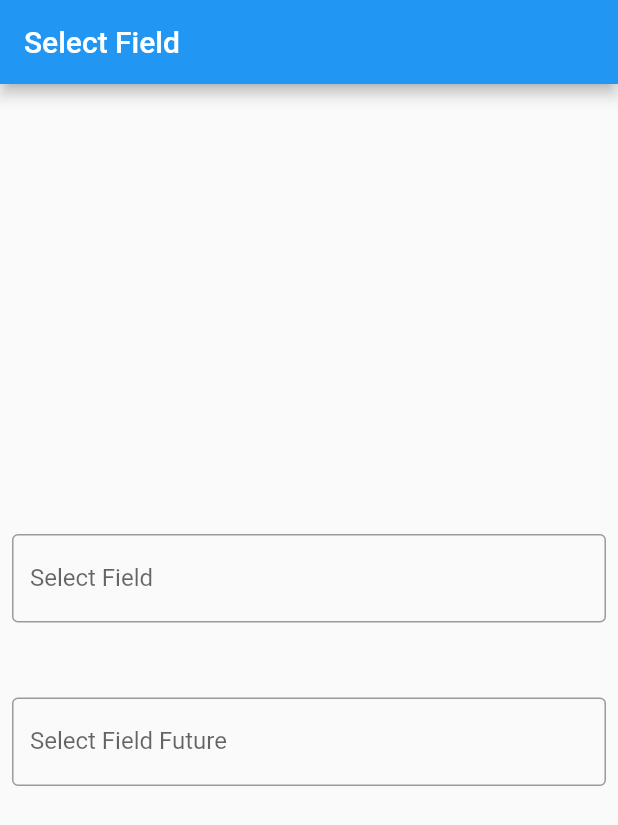
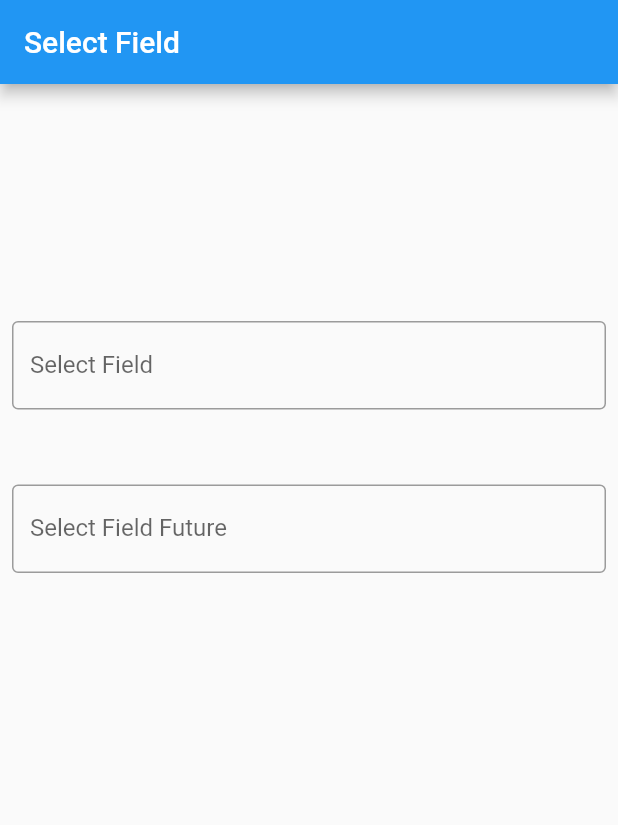
Before and after one commit to LuisDeLaValie/tdtxle-inputs-flutter, a Flutter app: the screen it shows after launch, on a phone screen of 412 x 824 dp. Shown: the top 825 px of the screen. Run offline on Flutter 3.47's test engine with Material 2 defaults, Android fonts, the phone set to English and light mode, and no system bars; our stand-ins replace image_picker.

Commit message:
acomodo SelectField

```diff
--- a/example/lib/example_select_field.dart
+++ b/example/lib/example_select_field.dart
@@ -12,10 +12,12 @@ class ExampleSelectField extends StatelessWidget {
       ),
       body: Padding(
         padding: const EdgeInsets.all(8.0),
-        child: Center(
+        child: SingleChildScrollView(
+          keyboardDismissBehavior: ScrollViewKeyboardDismissBehavior.onDrag,
           child: Column(
             mainAxisAlignment: MainAxisAlignment.center,
             children: [
+              const SizedBox(height: 150),
               SelectField<String>(
                 settingsTextField: const SelectFieldSettings(
                   decoration: InputDecoration(
@@ -33,13 +35,15 @@ class ExampleSelectField extends StatelessWidget {
                   SelectItem(value: '7', search: 'Seven', title: Text('Seven')),
                   SelectItem(value: '8', search: 'Eight', title: Text('Eight')),
                 ],
-                onSelected: (val) {
-                  print("SelectField el valor es $val");
-                },
+                onSelected: (val) {},
+                showCloseButton: true,
               ),
               const SizedBox(height: 50),
               SelectFieldFuture<String>(
                 settingsTextField: const SelectFieldSettings(
+                  keyboardType: TextInputType.name,
+                  textCapitalization: TextCapitalization.words,
+                  textInputAction: TextInputAction.next,
                   decoration: InputDecoration(
                     labelText: 'Select Field Future',
                     border: OutlineInputBorder(),
@@ -68,9 +72,7 @@ class ExampleSelectField extends StatelessWidget {
                   }
                   return list;
                 },
-                onSelected: (val) {
-                  print("SelectFieldFuture el valor es $val");
-                },
+                onSelected: (val) {},
               ),
             ],
           ),
--- a/example/lib/exemple_imagen_field.dart
+++ b/example/lib/exemple_imagen_field.dart
@@ -30,7 +30,7 @@ class ExempleImagenField extends StatelessWidget {
               width: 150,
               height: 150,
             ),
-            SizedBox(height: 20),
+            const SizedBox(height: 20),
             const Text("Seleccione una imagen"),
           ],
         ),
--- a/example/lib/main.dart
+++ b/example/lib/main.dart
@@ -1,11 +1,12 @@
 import 'package:flutter/material.dart';
 
 import 'example_select_field.dart';
-import 'exemple_imagen_field.dart';
 
-void main() => runApp(MyApp());
+void main() => runApp(const MyApp());
 
 class MyApp extends StatelessWidget {
+  const MyApp({Key? key}) : super(key: key);
+
   @override
   Widget build(BuildContext context) {
     return const MaterialApp(
--- a/lib/inputs/select_imput.dart
+++ b/lib/inputs/select_imput.dart
@@ -1,7 +1,6 @@
 // ignore_for_file: overridden_fields
 
 import 'dart:async';
-import 'dart:developer';
 import 'dart:ui' as ui show BoxHeightStyle, BoxWidthStyle;
 
 import 'package:flutter/gestures.dart';
@@ -639,12 +638,18 @@ class Search<T> extends StatefulWidget {
   final ValueNotifier<List<SelectItem<T>>> values;
   final SelectFieldSettings? settingsTextField;
   final SelectListSettings? settingsList;
+  final bool? showCloseButton;
+  final void Function()? onCloseButton;
+  final Widget? iconCloseButton;
 
   const Search({
     Key? key,
     required this.values,
     this.settingsTextField,
     this.settingsList,
+    this.showCloseButton,
+    this.onCloseButton,
+    this.iconCloseButton,
   }) : super(key: key);
 
   @override
@@ -659,6 +664,7 @@ class _SearchState<T> extends State<Search<T>> {
   late SelectListSettings _settingsList;
 
   late FocusNode _focusNode;
+
   @override
   void initState() {
     super.initState();
@@ -676,7 +682,15 @@ class _SearchState<T> extends State<Search<T>> {
       }
     });
 
-    _settingsTextField = _settingsTextField.copyWith(focusNode: _focusNode);
+    _settingsTextField = _settingsTextField.copyWith(
+      focusNode: _focusNode,
+      onTap: () {
+        if (_focusNode.hasFocus && !_overlayEntry.mounted) {
+          _overlayEntry = createOverlayEntry();
+          Overlay.of(context)!.insert(_overlayEntry);
+        }
+      },
+    );
   }
 
   @override
@@ -710,7 +724,26 @@ class _SearchState<T> extends State<Search<T>> {
                     return ListView(
                       padding: EdgeInsets.zero,
                       shrinkWrap: true,
-                      children: v,
+                      children: [
+                        const SizedBox(height: 1),
+                        if (widget.showCloseButton ?? false)
+                          Row(
+                            children: [
+                              const Spacer(),
+                              InkWell(
+                                onTap: () {
+                                  _overlayEntry.remove();
+                                  if (widget.onCloseButton != null) {
+                                    widget.onCloseButton!.call();
+                                  }
+                                },
+                                child: widget.iconCloseButton ??
+                                    const Icon(Icons.close),
+                              )
+                            ],
+                          ),
+                        ...v,
+                      ],
                     );
                   }),
             ),
@@ -730,6 +763,11 @@ class SelectField<T> extends StatefulWidget {
 
   /// time on miliseconds to wait before search
   final int debounce;
+
+  final bool? showCloseButton;
+  final void Function()? onCloseButton;
+  final Widget? iconCloseButton;
+
   const SelectField({
     Key? key,
     required this.values,
@@ -737,6 +775,9 @@ class SelectField<T> extends StatefulWidget {
     this.settingsList,
     this.onSelected,
     this.debounce = 500,
+    this.showCloseButton,
+    this.onCloseButton,
+    this.iconCloseButton,
   }) : super(key: key);
 
   @override
@@ -816,6 +857,9 @@ class _SelectFieldState<T> extends State<SelectField<T>> {
       values: _values,
       settingsTextField: _settingsTextField,
       settingsList: _settingsList,
+      showCloseButton: widget.showCloseButton,
+      onCloseButton: widget.onCloseButton,
+      iconCloseButton: widget.iconCloseButton,
     );
   }
 
@@ -837,6 +881,11 @@ class SelectFieldFuture<T> extends StatefulWidget {
 
   /// time on miliseconds to wait before search
   final int debounce;
+
+  final bool? showCloseButton;
+  final void Function()? onCloseButton;
+  final Widget? iconCloseButton;
+
   const SelectFieldFuture({
     Key? key,
     required this.values,
@@ -844,6 +893,9 @@ class SelectFieldFuture<T> extends StatefulWidget {
     this.settingsList,
     this.onSelected,
     this.debounce = 500,
+    this.showCloseButton,
+    this.onCloseButton,
+    this.iconCloseButton,
   }) : super(key: key);
 
   @override
@@ -907,6 +959,9 @@ class _SelectFieldFutureState<T> extends State<SelectFieldFuture<T>> {
       values: _values,
       settingsTextField: _settingsTextField,
       settingsList: _settingsList,
+      showCloseButton: widget.showCloseButton,
+      onCloseButton: widget.onCloseButton,
+      iconCloseButton: widget.iconCloseButton,
     );
   }
 
```
Also changed, not shown: lib/inputs/img_perfil.dart (+7 -5 lines), example/pubspec.lock, 1 other file.
